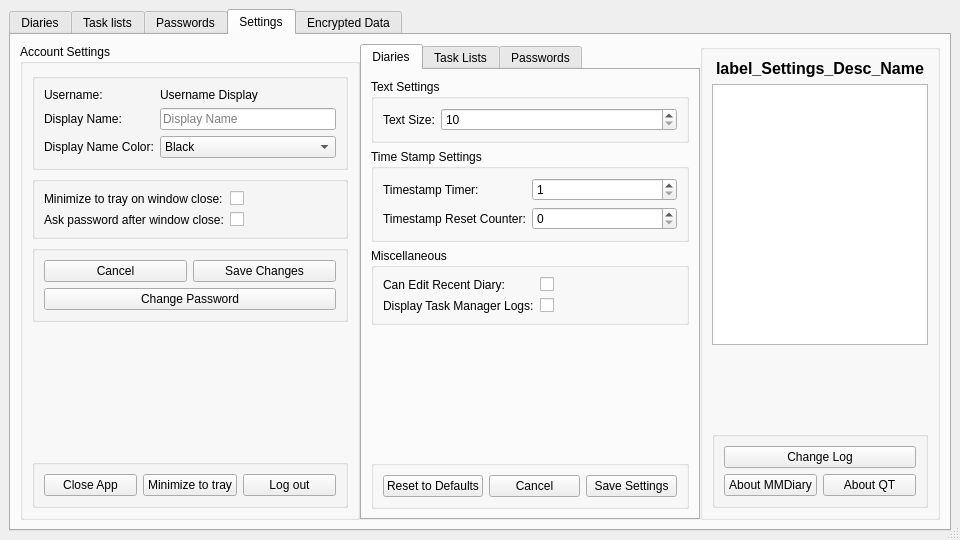
First picture: the form in mainwindow.ui, repository therealMaPMaKeR/MMDiary, before the edit.
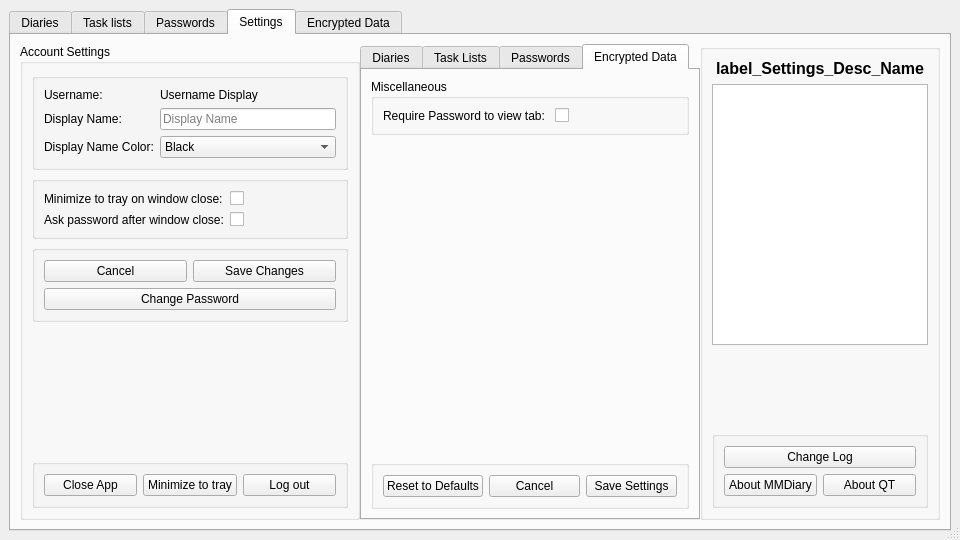
Second picture: the form after the edit. The open tabs and pages were chosen to show the change. Custom widgets are drawn as their Qt base class.

Diff of the .ui file:
```diff
--- a/mainwindow.ui
+++ b/mainwindow.ui
@@ -921,7 +921,7 @@
            </size>
           </property>
           <property name="currentIndex">
-           <number>0</number>
+           <number>3</number>
           </property>
           <widget class="QWidget" name="tab_Settings_Diaries">
            <attribute name="title">
@@ -1388,6 +1388,79 @@
             </item>
            </layout>
           </widget>
+          <widget class="QWidget" name="tab_Settings_EncryptedData">
+           <attribute name="title">
+            <string>Encrypted Data</string>
+           </attribute>
+           <layout class="QVBoxLayout" name="verticalLayout_20">
+            <item>
+             <widget class="QGroupBox" name="groupBox_18">
+              <property name="title">
+               <string>Miscellaneous</string>
+              </property>
+              <layout class="QFormLayout" name="formLayout_9">
+               <item row="0" column="0">
+                <widget class="QLabel" name="label_24">
+                 <property name="text">
+                  <string>Require Password to view tab: </string>
+                 </property>
+                </widget>
+               </item>
+               <item row="0" column="1">
+                <widget class="QCheckBox" name="checkBox_DataENC_ReqPW">
+                 <property name="text">
+                  <string/>
+                 </property>
+                </widget>
+               </item>
+              </layout>
+             </widget>
+            </item>
+            <item>
+             <spacer name="verticalSpacer_2">
+              <property name="orientation">
+               <enum>Qt::Vertical</enum>
+              </property>
+              <property name="sizeHint" stdset="0">
+               <size>
+                <width>20</width>
+                <height>301</height>
+               </size>
+              </property>
+             </spacer>
+            </item>
+            <item>
+             <widget class="QGroupBox" name="groupBox_19">
+              <property name="title">
+               <string/>
+              </property>
+              <layout class="QHBoxLayout" name="horizontalLayout_17">
+               <item>
+                <widget class="QPushButton" name="pushButton_DataENC_RDefault">
+                 <property name="text">
+                  <string>Reset to Defaults</string>
+                 </property>
+                </widget>
+               </item>
+               <item>
+                <widget class="QPushButton" name="pushButton_DataENC_Cancel">
+                 <property name="text">
+                  <string>Cancel</string>
+                 </property>
+                </widget>
+               </item>
+               <item>
+                <widget class="QPushButton" name="pushButton_DataENC_Save">
+                 <property name="text">
+                  <string>Save Settings</string>
+                 </property>
+                </widget>
+               </item>
+              </layout>
+             </widget>
+            </item>
+           </layout>
+          </widget>
          </widget>
         </item>
         <item>
```
Left out of the diff: 2 changed lines with no effect on the pictures.
